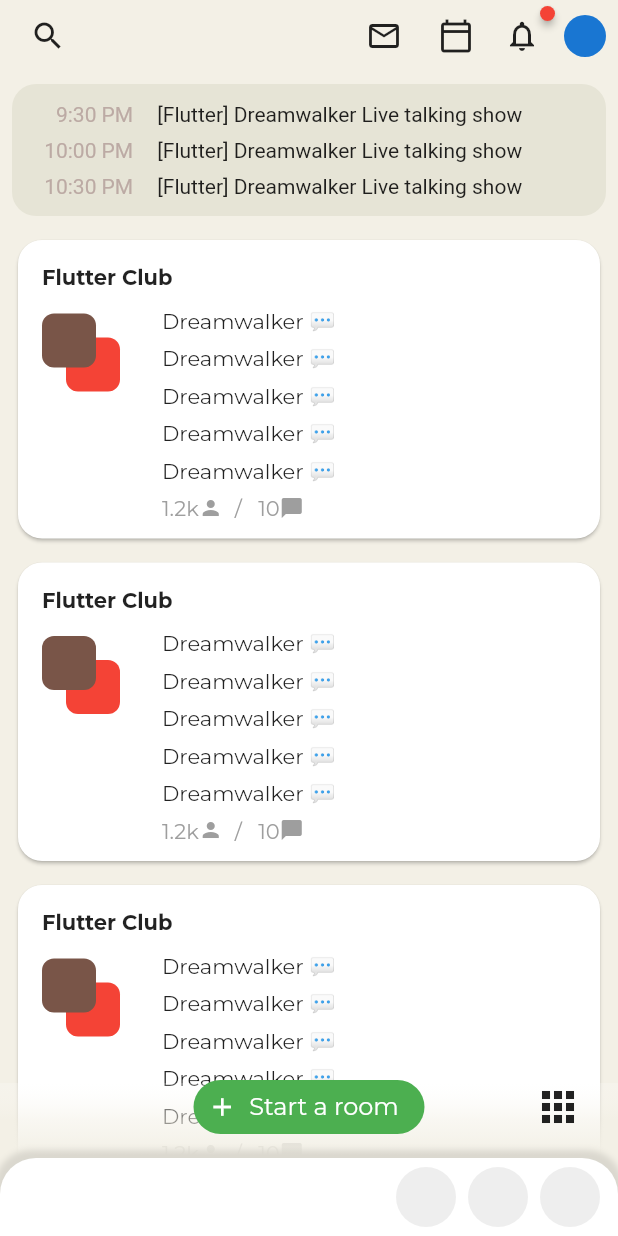
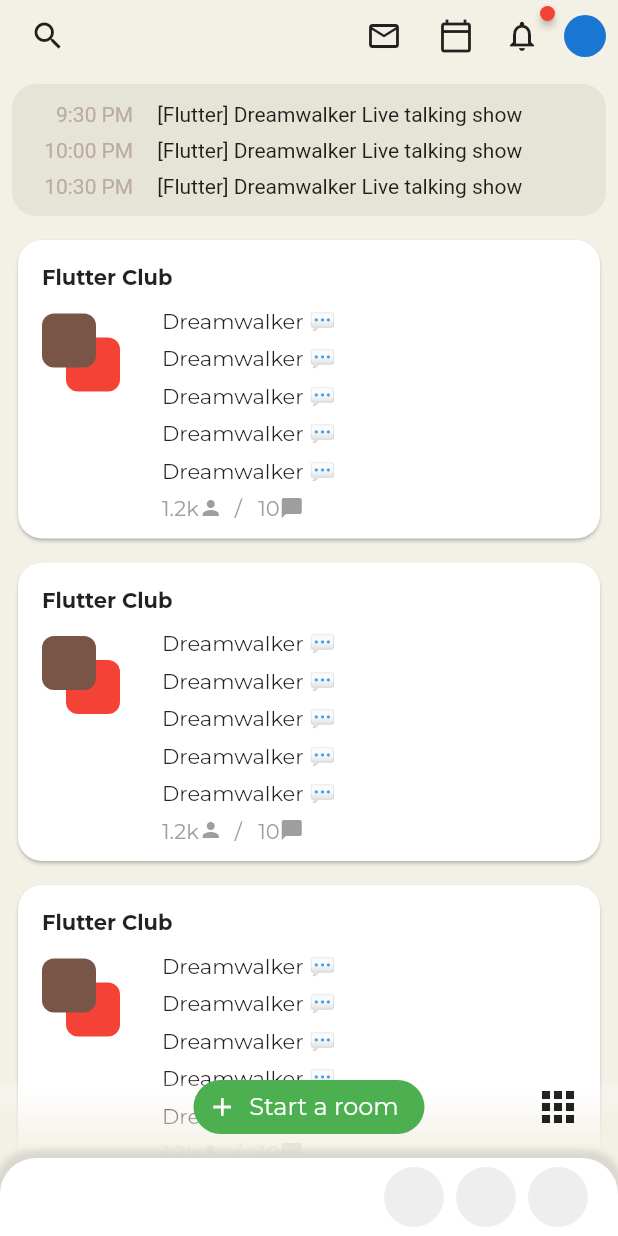
Before and after one commit to JAICHANGPARK/flutter_notebook_11th_story, a Flutter app: the screen it shows after launch, on a phone screen of 412 x 824 dp. Run offline on Flutter 3.47's test engine with Material 2 defaults, Android fonts, the phone set to English and light mode, and no system bars; drawn by our look-alikes of badges, flutter_inner_drawer; our stand-ins replace backdrop, google_fonts.

Commit message:
Update clubhouse_home_page.dart

```diff
--- a/lib/ep701_clubhouse/ui/clubhouse_home_page.dart
+++ b/lib/ep701_clubhouse/ui/clubhouse_home_page.dart
@@ -524,7 +524,7 @@ class _ClubhouseHomePageState extends State<ClubhouseHomePage> {
                       spreadRadius: 3,
                     )
                   ]),
-              padding: EdgeInsets.symmetric(horizontal: 8),
+              padding: EdgeInsets.symmetric(horizontal: 16),
               child: Row(
                 children: [
                   Expanded(child: Stack()),
```
